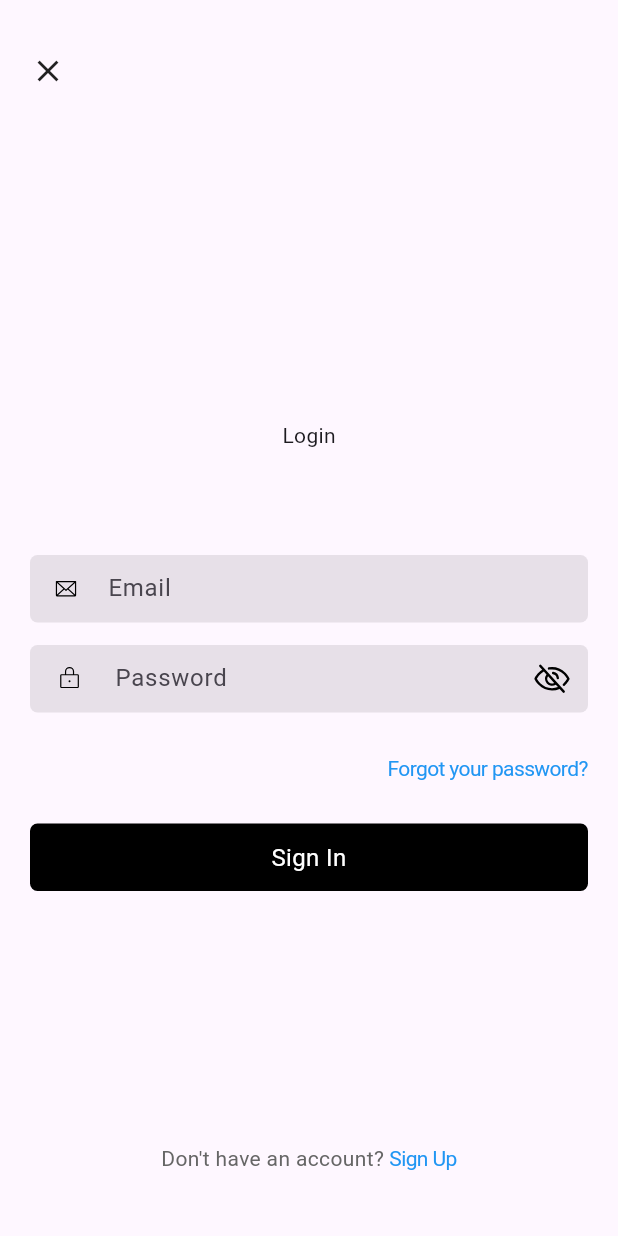
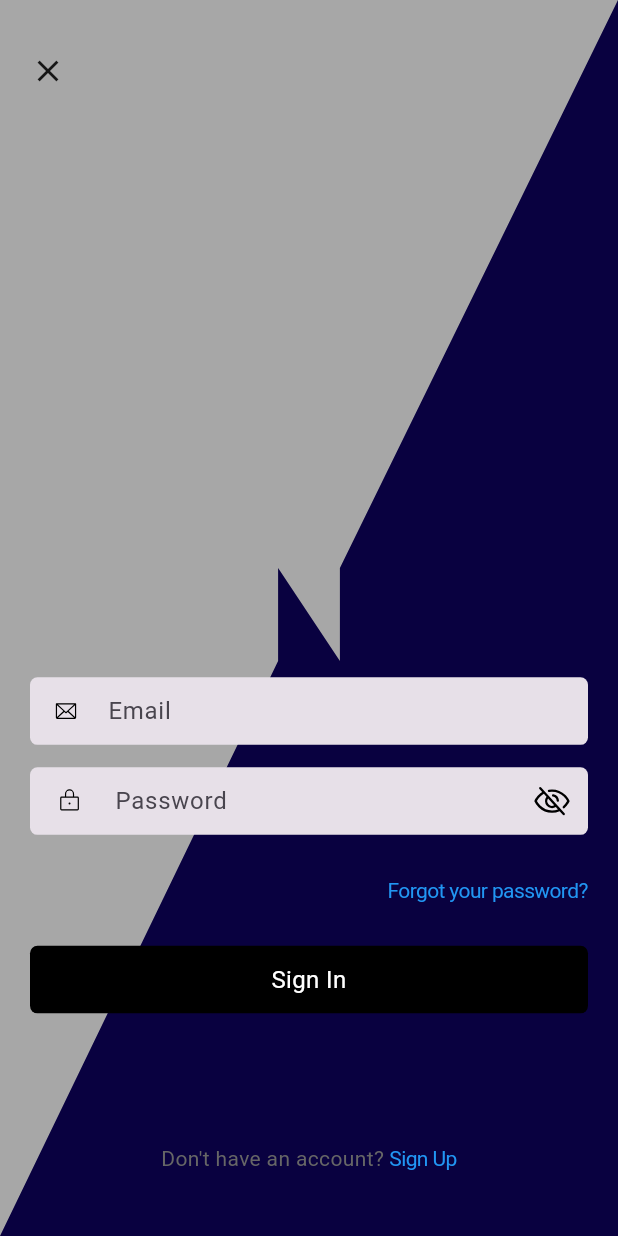
Before and after one commit to nilesh-tiwari-itg/practice, a Flutter app: the screen it shows after launch, on a phone screen of 412 x 824 dp. Run offline on Flutter 3.47's test engine with Material 3 defaults, Android fonts, the light colour scheme and no system bars; our stand-ins replace connectivity_plus, dio, flutter_bloc, flutter_svg, fluttertoast, shared_preferences; Roboto replaces fonts that are missing (Roboto-Light.ttf).

Commit message:
ui changes

```diff
--- a/lib/views/auth/login/login_screen.dart
+++ b/lib/views/auth/login/login_screen.dart
@@ -66,12 +66,23 @@ class _LoginScreenState extends State<LoginScreen> {
         child: BlocBuilder<LoginScreenBloc, LoginScreenState>(
             builder: (context, state) {
           return Scaffold(
+            backgroundColor: Color.fromARGB(255, 9, 1, 64),
             // resizeToAvoidBottomInset: false,
-            body: SingleChildScrollView(
+            body: Stack(
+              children: [
+                ClipPath(
+                  clipper: SlantedWaveClipper(),
+                  child: Container(
+                      height: MediaQuery.of(context).size.height,
+                      color: const Color.fromARGB(255, 167, 167,
+                          167) //const Color(0xFF014034), // Deep green
+                      ),
+                ),
+                SingleChildScrollView(
                   physics: ClampingScrollPhysics(),
                   child: Container(
-                padding:
-                    EdgeInsets.only(left: 20, right: 20, top: 35, bottom: 30),
+                    padding: EdgeInsets.only(
+                        left: 20, right: 20, top: 35, bottom: 30),
                     width: double.infinity,
                     height: MediaQuery.of(context).size.height,
                     // color: AppTheme.backgroundColor!, //.white70,
@@ -94,15 +105,15 @@ class _LoginScreenState extends State<LoginScreen> {
                         Flexible(
                           flex: 5,
                           child: Column(
-                        mainAxisAlignment: MainAxisAlignment.center,
+                            mainAxisAlignment: MainAxisAlignment.end,
                             children: <Widget>[
-                          Container(
-                              width: 130,
-                              height: 130,
-                              alignment: Alignment.center,
-                              child: Text("Login")
-                              // Image.asset("assets/images/ic_app_icon.png"),
-                              ),
+                              // Container(
+                              //     width: 130,
+                              //     height: 130,
+                              //     alignment: Alignment.center,
+                              //     child: Text("Login")
+                              //     // Image.asset("assets/images/ic_app_icon.png"),
+                              //     ),
                               GapWidget(),
                               CustomTextFormField()
                                   .SimpleTextFormFieldWithPrefixIcon(
@@ -156,7 +167,8 @@ class _LoginScreenState extends State<LoginScreen> {
                                           context.read<LoginScreenBloc>().add(
                                               onLoginScreenButtonClick(
                                                   emailController.text.trim(),
-                                              passwordController.text.trim()));
+                                                  passwordController.text
+                                                      .trim()));
                                         }
                                       },
                                     ),
@@ -202,8 +214,10 @@ class _LoginScreenState extends State<LoginScreen> {
                                       //   }
                                       // } else {
                                       //extra goback
-                                  Navigator.of(context).push(MaterialPageRoute(
-                                      builder: (context) => SignUpScreen()));
+                                      Navigator.of(context).push(
+                                          MaterialPageRoute(
+                                              builder: (context) =>
+                                                  SignUpScreen()));
                                       // }
                                     }),
                               ],
@@ -214,9 +228,59 @@ class _LoginScreenState extends State<LoginScreen> {
                     ),
                   ),
                 ),
+              ],
+            ),
           );
         }),
       ),
     );
   }
 }
+
+class SlantedWaveClipper extends CustomClipper<Path> {
+  @override
+  Path getClip(Size size) {
+    Path path = Path();
+    // // Step 1: Start top-left and go down to the bottom-left corner (with offset)
+    // path.lineTo(0, size.height - 60);
+
+    // // Step 2: Curve downward from left to center
+    // path.quadraticBezierTo(
+    //   size.width * 0.25, size.height,       // control point
+    //   size.width * 0.5, size.height - 30,   // end point
+    // );
+
+    // // Step 3: Curve upward from center to right
+    // path.quadraticBezierTo(
+    //   size.width * 0.75, size.height - 60,  // control point
+    //   size.width, size.height - 20,         // end point
+    // );
+
+    // // Step 4: Line up to top-right
+    // path.lineTo(size.width, 0);
+
+    // // Step 1: Start top-left and go down to the bottom-left corner (with offset)
+    // path.lineTo(0, size.height);
+    // path.lineTo(size.width * 0.40, size.height - (size.height / 1.8));
+    // path.lineTo(size.width * 0.60, size.height - (size.height / 2.4));
+    // path.lineTo(size.width, 0);
+
+    // Step 1: Start top-left and go down to the bottom-left corner (with offset)
+    path.lineTo(0, size.height);
+    path.lineTo(size.width * 0.45, size.height - (size.height / 2.15));
+    path.lineTo(size.width * 0.45, size.height - (size.height / 1.85));
+    path.lineTo(size.width * 0.55, size.height - (size.height / 2.15));
+    path.lineTo(size.width * 0.55, size.height - (size.height / 1.85));
+
+    // Step 4: Line up to top-right
+    path.lineTo(size.width, 0);
+
+    // Step 5: Close the path (draw back to start)
+    path.close();
+
+    return path;
+  }
+
+  @override
+  bool shouldReclip(covariant CustomClipper<Path> oldClipper) => false;
+}
```
Lines whose indentation alone changed are shown as unchanged.
